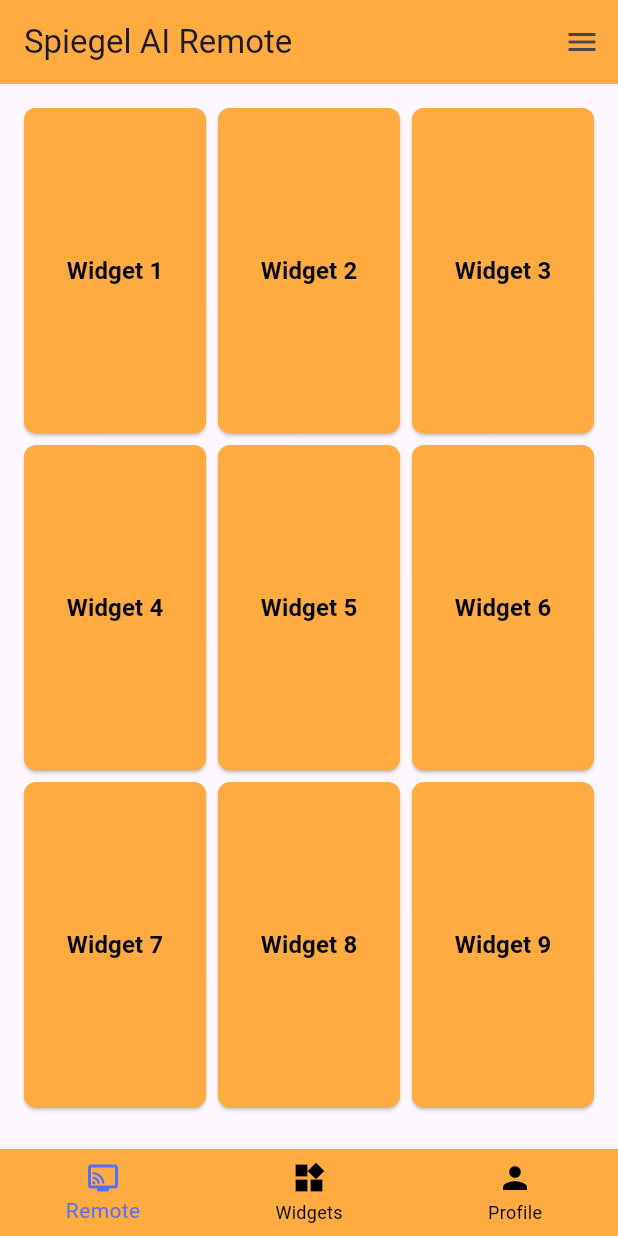
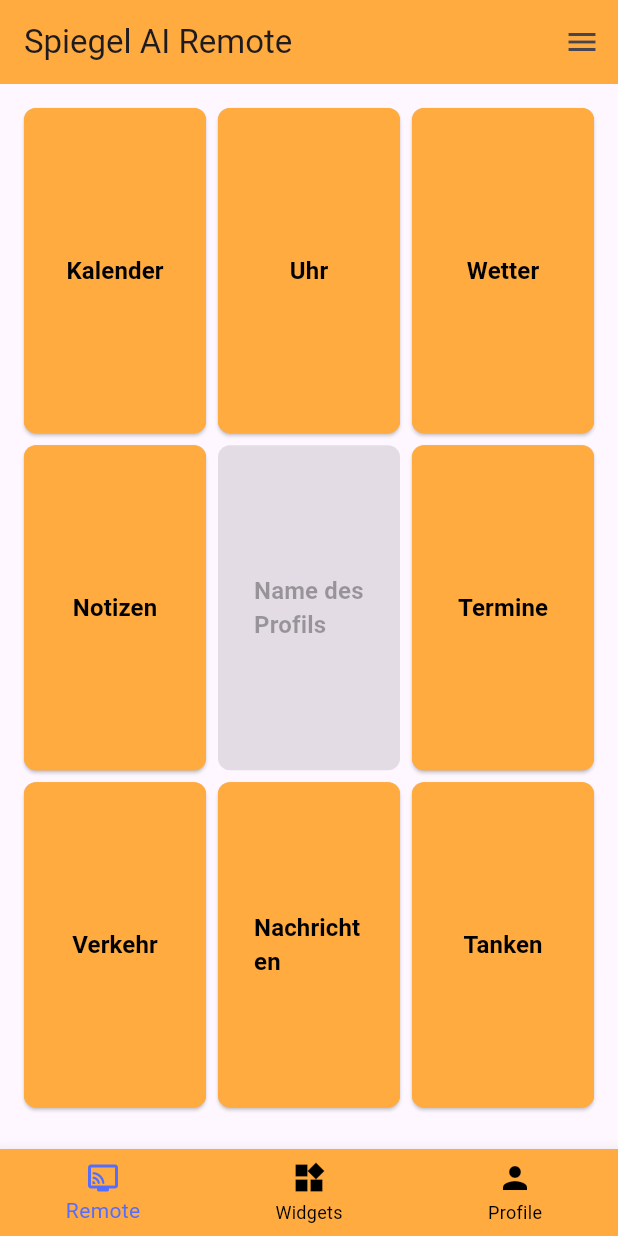
Before and after one commit to NightPic/Spiegel-AI, a Flutter app: the screen it shows after launch, on a phone screen of 412 x 824 dp. Run offline on Flutter 3.47's test engine with Material 3 defaults, Android fonts, the phone set to English and light mode, and no system bars.

Commit message:
Adjusted center button and names.

```diff
--- a/remote_app/lib/home_content.dart
+++ b/remote_app/lib/home_content.dart
@@ -5,18 +5,21 @@ class HomeContent extends StatefulWidget {
   const HomeContent({super.key});
 
   @override
+  // ignore: library_private_types_in_public_api
   _HomeContentState createState() => _HomeContentState();
 }
 
 class _HomeContentState extends State<HomeContent> {
   late List<int> _buttonIndexes;
-  final List<String> _buttonLabels = List.generate(9, (index) => 'Widget ${index + 1}');
-  final List<bool> _buttonClicked = List.generate(9, (index) => false);
+  late List<String> _buttonLabels;
+  late List<bool> _buttonClicked;
 
   @override
   void initState() {
     super.initState();
     _buttonIndexes = List.generate(9, (index) => index);
+    _buttonLabels = ['Kalender', 'Uhr', 'Wetter', 'Notizen', 'Name des Profils', 'Termine', 'Verkehr', 'Nachrichten', 'Tanken'];
+    _buttonClicked = List.generate(9, (index) => false);
   }
 
   @override
@@ -47,6 +50,33 @@ class _HomeContentState extends State<HomeContent> {
           ),
           itemCount: 9,
           itemBuilder: (context, index) {
+            if (index == 4) {
+              return SizedBox(
+                width: buttonWidth,
+                height: buttonHeight,
+                child: ElevatedButton(
+                  onPressed: null,
+                  style: ElevatedButton.styleFrom(
+                    backgroundColor: Colors.transparent,
+                    foregroundColor: Colors.black,
+                    shape: RoundedRectangleBorder(
+                      borderRadius: BorderRadius.circular(8.0),
+                      side: const BorderSide(
+                        color: Colors.transparent,
+                        width: 0.0,
+                      ),
+                    ),
+                  ),
+                  child: const Text(
+                    'Name des Profils',
+                    style: TextStyle(
+                      fontSize: 16.0,
+                      fontWeight: FontWeight.bold,
+                    ),
+                  ),
+                ),
+              );
+            }
             return DragTarget<int>(
               builder: (context, candidateData, rejectedData) {
                 return Draggable<int>(
@@ -65,6 +95,10 @@ class _HomeContentState extends State<HomeContent> {
                     final temp = _buttonIndexes[oldIndex];
                     _buttonIndexes[oldIndex] = _buttonIndexes[newIndex];
                     _buttonIndexes[newIndex] = temp;
+
+                    final tempClicked = _buttonClicked[oldIndex];
+                    _buttonClicked[oldIndex] = _buttonClicked[newIndex];
+                    _buttonClicked[newIndex] = tempClicked;
                   });
                 }
               },
@@ -86,12 +120,12 @@ class _HomeContentState extends State<HomeContent> {
           });
         },
         style: ElevatedButton.styleFrom(
-          backgroundColor: _buttonClicked[index] ? Colors.grey.withOpacity(0.5) : Colors.orangeAccent, // Change color when clicked
-          foregroundColor: Colors.black, // Text color
+          backgroundColor: _buttonClicked[index] ? Colors.grey.withOpacity(0.5) : Colors.orangeAccent,
+          foregroundColor: Colors.black,
           shape: RoundedRectangleBorder(
             borderRadius: BorderRadius.circular(8.0),
             side: const BorderSide(
-              color: Colors.orangeAccent, // Border color
+              color: Colors.orangeAccent,
               width: 1.0,
             ),
           ),
```
